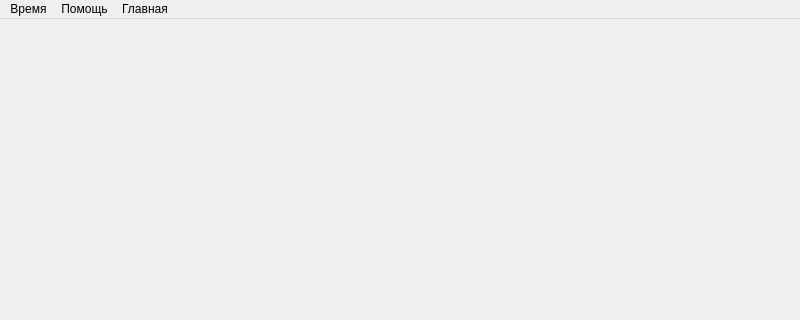
Before: the Qt Designer form clock_project/mainwindow.ui in Marlon2132/HHCrewgroup, drawn with Qt 5; both pictures show x 0 to 800 and y 0 to 320 of the 800 by 600 pixel window.
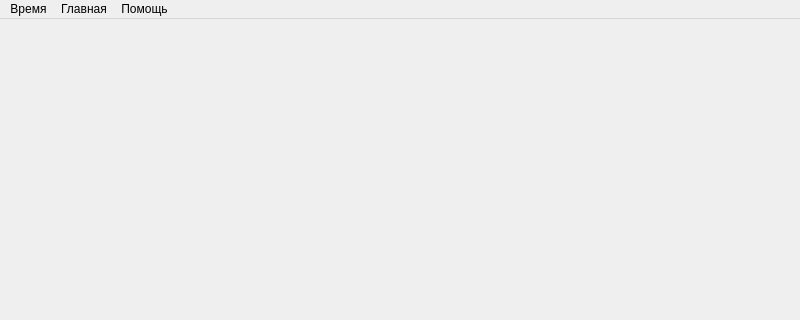
After: the same form once the commit is applied.

```diff
--- a/clock_project/mainwindow.ui
+++ b/clock_project/mainwindow.ui
@@ -49,8 +49,8 @@
     <addaction name="bgMenu_2"/>
    </widget>
    <addaction name="timeMenu"/>
-   <addaction name="helpMenu"/>
    <addaction name="mainMenu"/>
+   <addaction name="helpMenu"/>
   </widget>
   <action name="setTimeAction">
    <property name="text">
```
Left out of the diff: 20 changed lines with no effect on the pictures.
